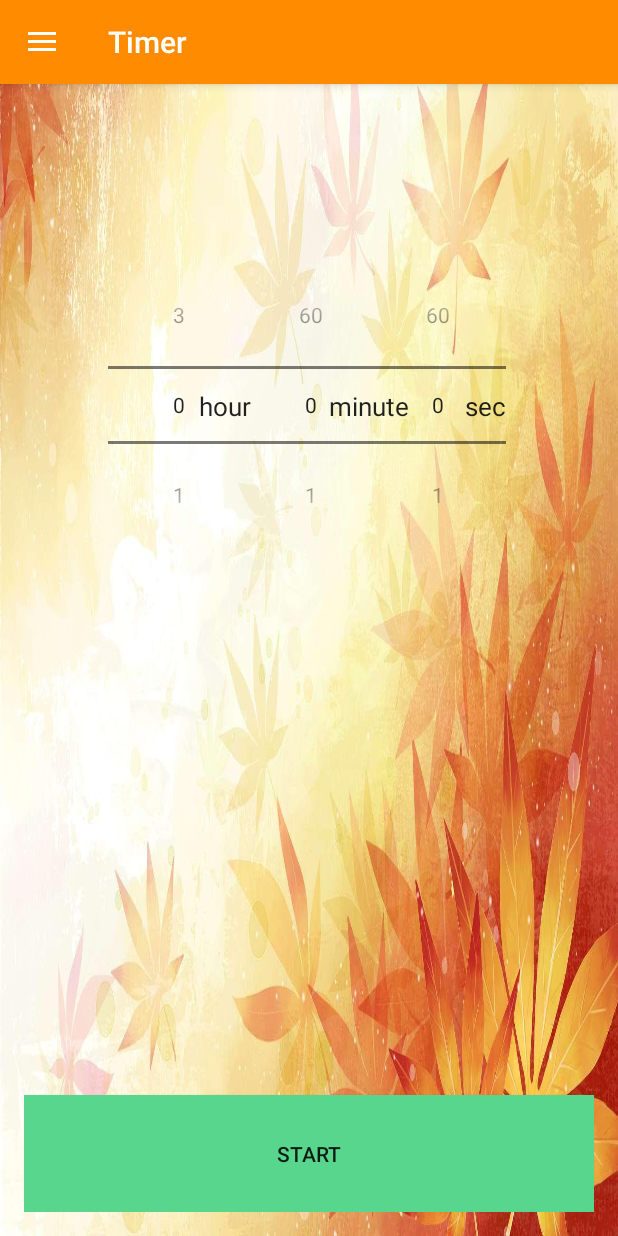
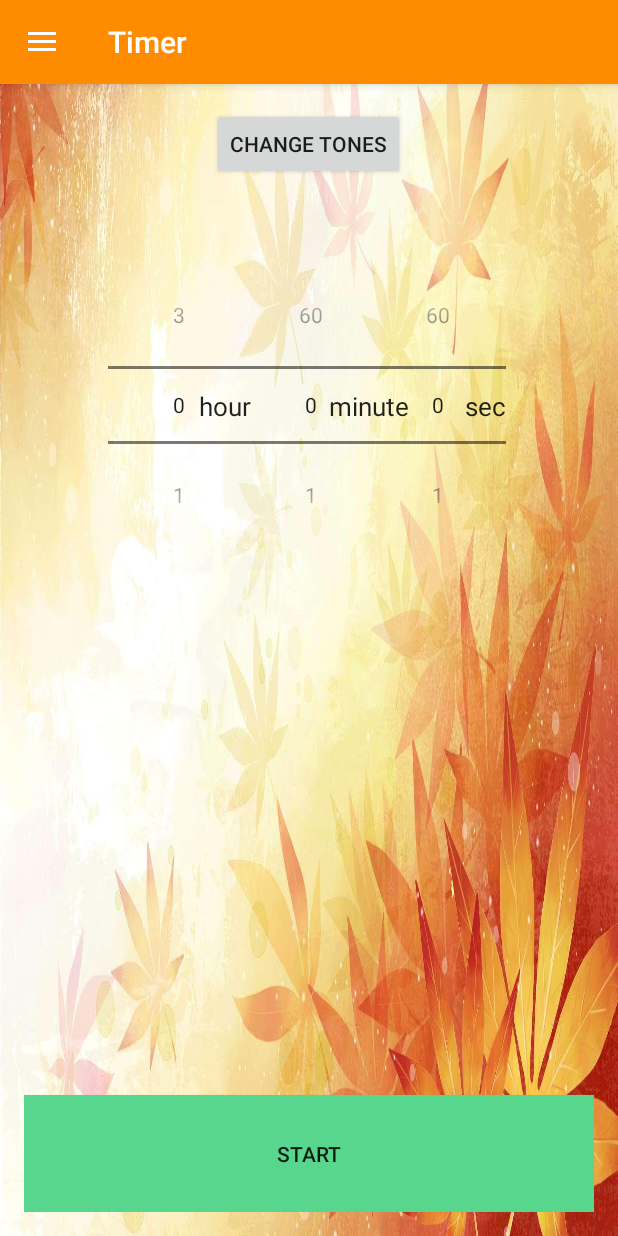
Before and after one commit to tonytran1/Whisk, an Android app: the TimerDennis screen opened directly, with no data from a screen before it, on a phone screen of 412 x 824 dp. Run offline under Robolectric (Android 15) with nearby library versions, the phone set to English and light mode, and no system bars.

Commit message:
Timer tones option

```diff
--- a/app/src/main/res/layout/content_home.xml
+++ b/app/src/main/res/layout/content_home.xml
@@ -260,7 +260,7 @@
     <CheckBox
         android:layout_width="wrap_content"
         android:layout_height="wrap_content"
-        android:text="Switch To List View "
+        android:text="Select from Favorite Ingredients"
         android:id="@+id/checkBox"
         android:onClick="viewChange"
         android:layout_below="@+id/dummy"
--- a/app/src/main/res/layout/content_timer_dennis.xml
+++ b/app/src/main/res/layout/content_timer_dennis.xml
@@ -146,4 +146,14 @@
         android:layout_alignParentLeft="true"
         android:layout_alignParentStart="true" />
 
+    <Button
+        style="?android:attr/buttonStyleSmall"
+        android:layout_width="wrap_content"
+        android:layout_height="wrap_content"
+        android:text="Change Tones"
+        android:onClick="changeTones"
+        android:id="@+id/button4"
+        android:layout_alignParentTop="true"
+        android:layout_centerHorizontal="true" />
+
 </RelativeLayout>
```
Also changed, not shown: app/src/main/java/com/example/team3/whisk/TimerDennis.java (+11 -0 lines).
